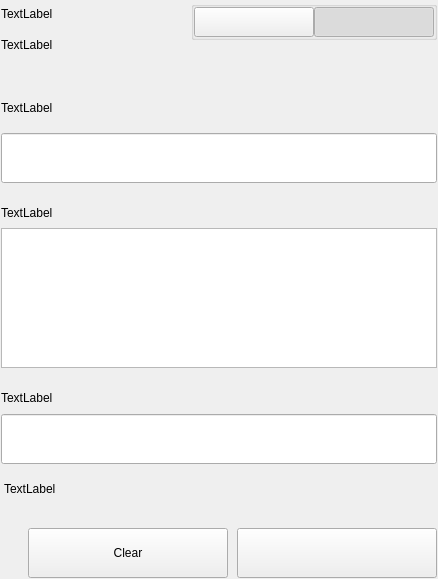
Qt form src/qt/ambankcoin/settings/forms/settingssignmessagewidgets.ui (ambankcoin/Core-All-OS) before a commit.
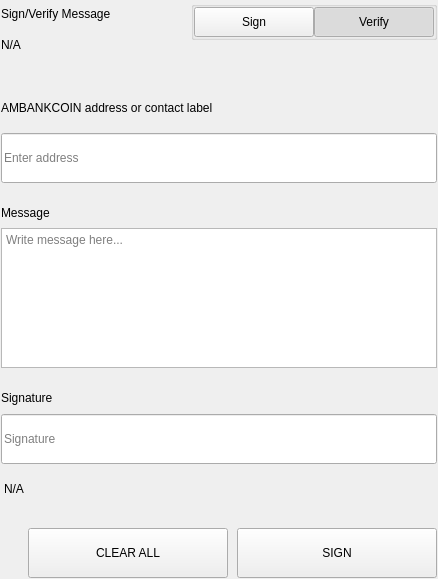
The same form after that commit.

The edit to the form file:
```diff
--- a/src/qt/ambankcoin/settings/forms/settingssignmessagewidgets.ui
+++ b/src/qt/ambankcoin/settings/forms/settingssignmessagewidgets.ui
@@ -75,14 +75,14 @@
              <item>
               <widget class="QLabel" name="labelTitle">
                <property name="text">
-                <string>TextLabel</string>
+                <string>Sign/Verify Message</string>
                </property>
               </widget>
              </item>
              <item>
               <widget class="QLabel" name="labelSubtitle1">
                <property name="text">
-                <string>TextLabel</string>
+                <string notr="true">N/A</string>
                </property>
                <property name="wordWrap">
                 <bool>true</bool>
@@ -162,7 +162,7 @@
                     <enum>Qt::NoFocus</enum>
                    </property>
                    <property name="text">
-                    <string/>
+                    <string>Sign</string>
                    </property>
                    <property name="checkable">
                     <bool>true</bool>
@@ -190,7 +190,7 @@
                     <enum>Qt::NoFocus</enum>
                    </property>
                    <property name="text">
-                    <string/>
+                    <string>Verify</string>
                    </property>
                    <property name="checkable">
                     <bool>true</bool>
@@ -276,7 +276,7 @@
                </size>
               </property>
               <property name="text">
-               <string>TextLabel</string>
+               <string>AMBANKCOIN address or contact label</string>
               </property>
              </widget>
             </item>
@@ -294,6 +294,9 @@
                 <height>50</height>
                </size>
               </property>
+              <property name="placeholderText">
+               <string>Enter address</string>
+              </property>
              </widget>
             </item>
            </layout>
@@ -335,7 +338,7 @@
               </size>
              </property>
              <property name="text">
-              <string>TextLabel</string>
+              <string>Message</string>
              </property>
             </widget>
            </item>
@@ -353,6 +356,9 @@
                <height>140</height>
               </size>
              </property>
+             <property name="placeholderText">
+              <string>Write message here...</string>
+             </property>
             </widget>
            </item>
           </layout>
@@ -415,7 +421,7 @@
                </size>
               </property>
               <property name="text">
-               <string>TextLabel</string>
+               <string>Signature</string>
               </property>
              </widget>
             </item>
@@ -427,6 +433,9 @@
                 <height>50</height>
                </size>
               </property>
+              <property name="placeholderText">
+               <string>Signature</string>
+              </property>
              </widget>
             </item>
            </layout>
@@ -438,7 +447,7 @@
             <string notr="true">padding-top:5px;</string>
            </property>
            <property name="text">
-            <string>TextLabel</string>
+            <string notr="true">N/A</string>
            </property>
           </widget>
          </item>
@@ -491,7 +500,7 @@
               <enum>Qt::NoFocus</enum>
              </property>
              <property name="text">
-              <string>Clear</string>
+              <string>CLEAR ALL</string>
              </property>
             </widget>
            </item>
@@ -513,7 +522,7 @@
               <enum>Qt::NoFocus</enum>
              </property>
              <property name="text">
-              <string/>
+              <string>SIGN</string>
              </property>
             </widget>
            </item>
```
